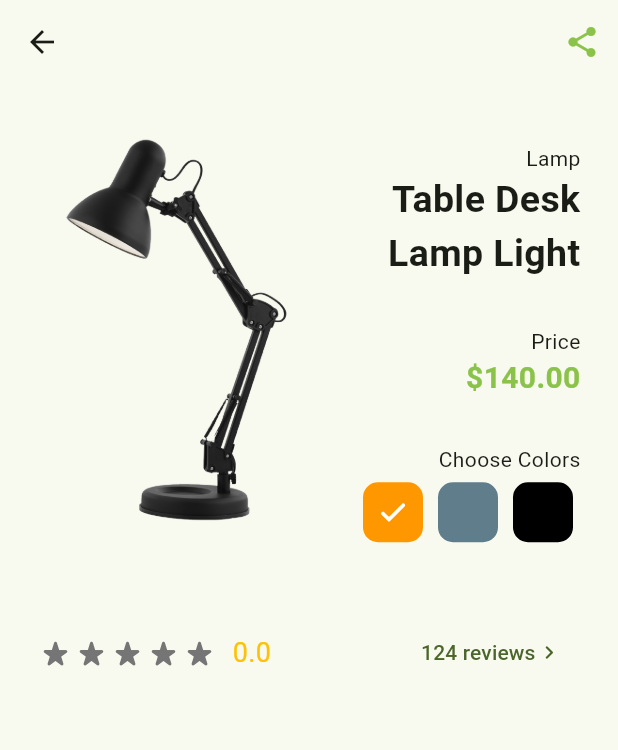
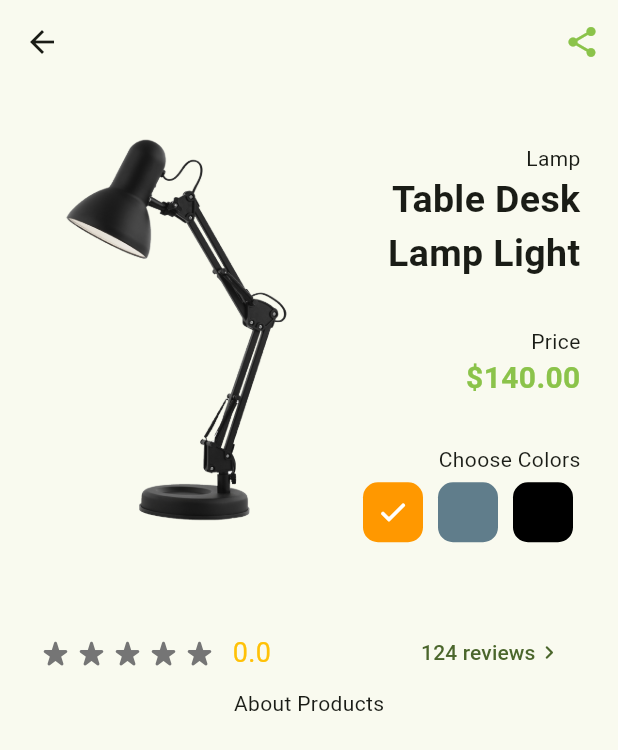
Before and after one commit to Isfandiyor-Dev/Shopping-new, a Flutter app: the DetailsScreen screen opened directly with empty values, on a phone screen of 412 x 824 dp. Shown: the top 750 px of the screen. Run offline on Flutter 3.47's test engine with Material 3 defaults, Android fonts, the light colour scheme and no system bars.

Commit message:
first commit

```diff
--- /dev/null
+++ b/devtools_options.yaml
@@ -0,0 +1,3 @@
+description: This file stores settings for Dart & Flutter DevTools.
+documentation: https://docs.flutter.dev/tools/devtools/extensions#configure-extension-enablement-states
+extensions:
--- a/lib/views/screens/detail_screen.dart
+++ b/lib/views/screens/detail_screen.dart
@@ -156,7 +156,9 @@
                   ),
                 )
               ],
-            )
+            ),
+            const Text("About Products"),
+            Text(widget.product.description),
           ],
         ),
       ),
--- a/lib/views/screens/home_page.dart
+++ b/lib/views/screens/home_page.dart
@@ -1,5 +1,3 @@
-import 'dart:ui';
-
 import 'package:flutter/material.dart';
 import 'package:provider/provider.dart';
 import 'package:shopping_new/controllers/products_controller.dart';
@@ -7,7 +5,7 @@
 import 'package:shopping_new/views/widgets/product_item.dart';
 
 class HomePage extends StatefulWidget {
-  HomePage({super.key});
+  const HomePage({super.key});
 
   @override
   State<HomePage> createState() => _HomePageState();
```
